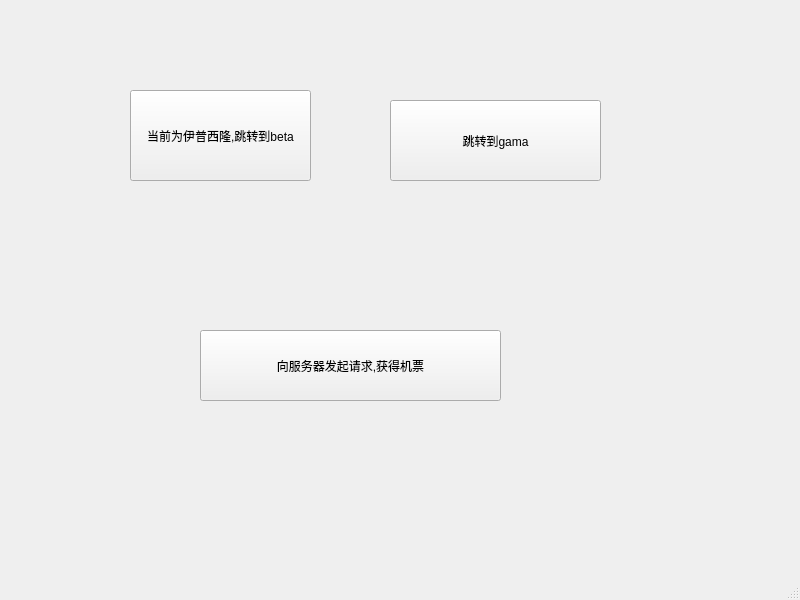
Before: the Qt Designer form yipuxilong.ui in monkeyking-hub/fly_manage_system, drawn with Qt 5.
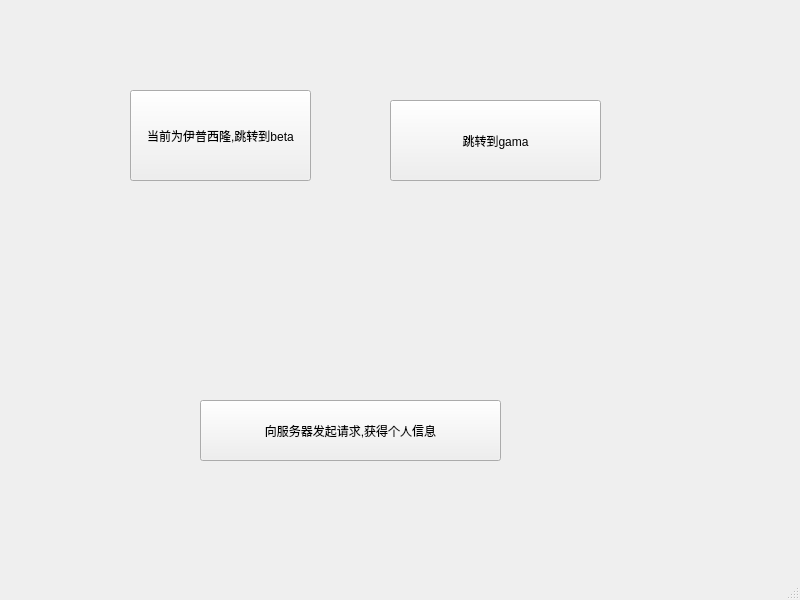
After: the same form once the commit is applied.

What changed in the file:
```diff
--- a/yipuxilong.ui
+++ b/yipuxilong.ui
@@ -44,13 +44,26 @@
     <property name="geometry">
      <rect>
       <x>200</x>
-      <y>330</y>
+      <y>400</y>
       <width>301</width>
-      <height>71</height>
+      <height>61</height>
      </rect>
     </property>
     <property name="text">
-     <string>向服务器发起请求,获得机票</string>
+     <string>向服务器发起请求,获得个人信息</string>
+    </property>
+   </widget>
+   <widget class="QLabel" name="showHelloLabel">
+    <property name="geometry">
+     <rect>
+      <x>260</x>
+      <y>320</y>
+      <width>181</width>
+      <height>31</height>
+     </rect>
+    </property>
+    <property name="text">
+     <string/>
     </property>
    </widget>
   </widget>
```
